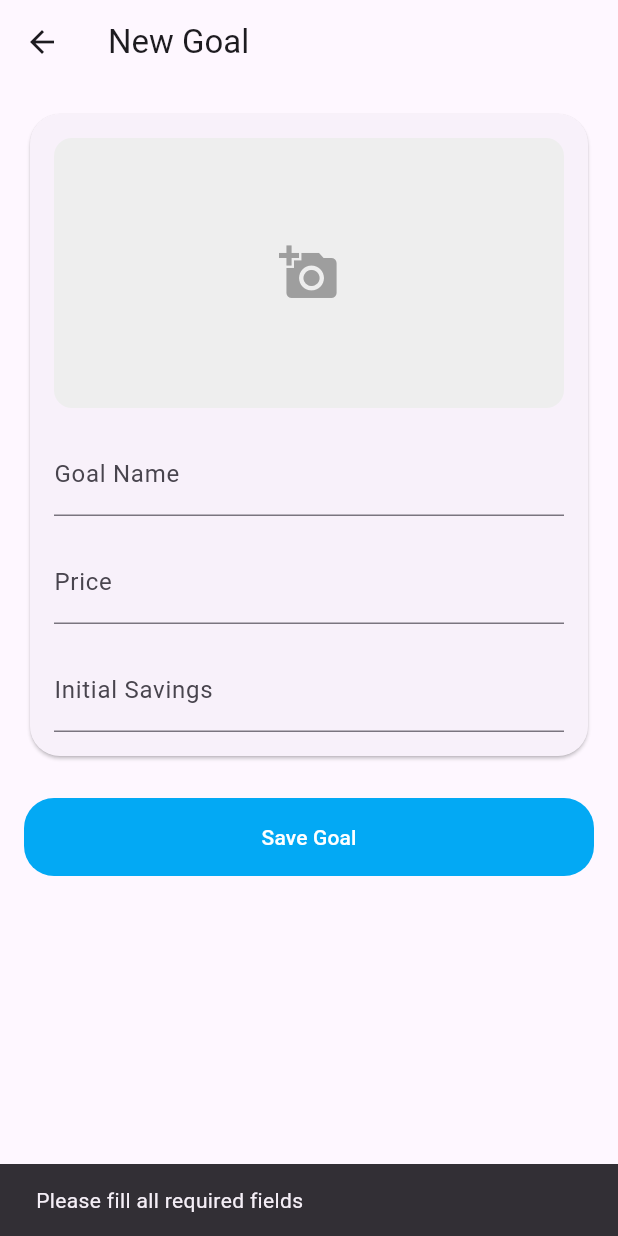
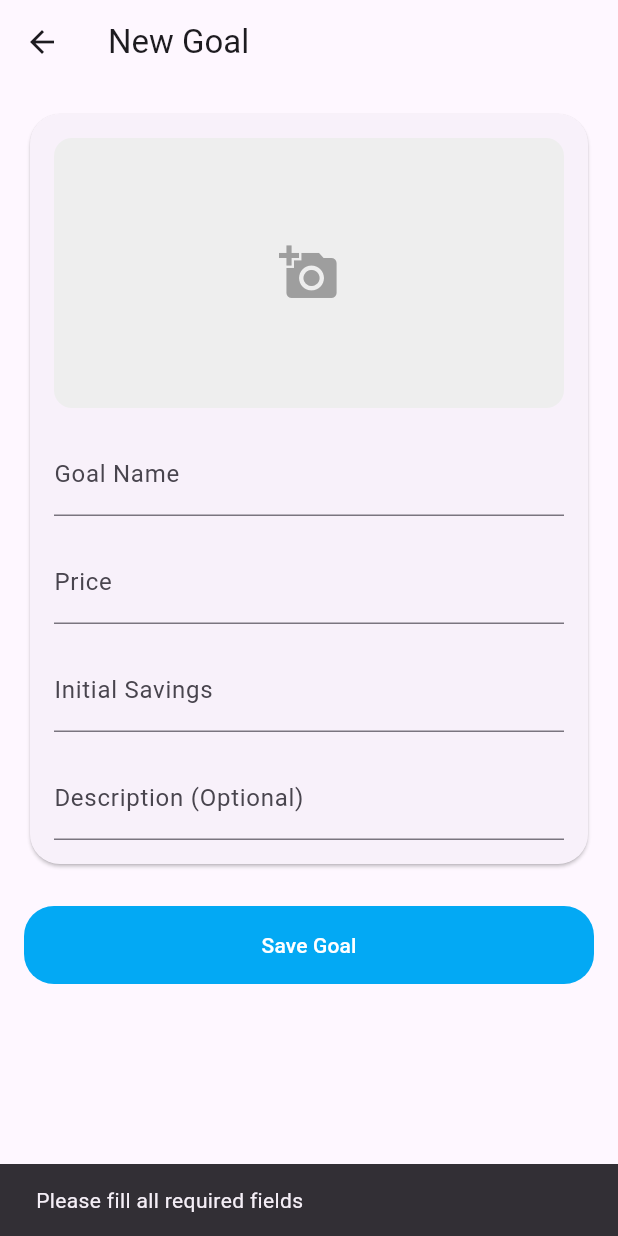
Before and after one commit to lightdarkmaster/Fundit, a Flutter app: the AddGoalPage screen opened directly, after a tap on "Save Goal", on a phone screen of 412 x 824 dp. Run offline on Flutter 3.47's test engine with Material 3 defaults, Android fonts, the phone set to English and light mode, and no system bars; our stand-ins replace fl_chart, image_picker, sqflite; accounts and stored records are empty.

Commit message:
Add Descriptions

```diff
--- a/fundit/lib/db/db_helper.dart
+++ b/fundit/lib/db/db_helper.dart
@@ -32,7 +32,8 @@ class DBHelper {
             price REAL NOT NULL,
             saved REAL NOT NULL,
             imagePath TEXT,
-            createdAt TEXT
+            createdAt TEXT,
+            description TEXT
           )
         ''');
       },
--- a/fundit/lib/models/goal_model.dart
+++ b/fundit/lib/models/goal_model.dart
@@ -5,6 +5,7 @@ class Goal {
   final double saved;
   final String? imagePath;
   final DateTime? createdAt;
+  final String? description;
 
   Goal({
     this.id,
@@ -13,6 +14,7 @@ class Goal {
     required this.saved,
     this.imagePath,
     this.createdAt,
+    this.description,
   });
 
   Map<String, dynamic> toMap() => {
@@ -22,6 +24,7 @@ class Goal {
     'saved': saved,
     'imagePath': imagePath,
     'createdAt': createdAt?.toIso8601String(),
+    'description': description,
   };
 
   factory Goal.fromMap(Map<String, dynamic> map) => Goal(
@@ -33,6 +36,7 @@ class Goal {
     createdAt: map['createdAt'] != null
         ? DateTime.parse(map['createdAt'])
         : null,
+    description: map['description'],
   );
 
   double get remaining => price - saved;
--- a/fundit/lib/pages/add_goal_page.dart
+++ b/fundit/lib/pages/add_goal_page.dart
@@ -27,6 +27,7 @@ class _AddGoalPageState extends State<AddGoalPage> {
   final String timestamp = DateFormat(
     'MMMM d, y (EEEE, hh:mma)',
   ).format(DateTime.now()).toLowerCase();
+  final descriptionController = TextEditingController();
 
   @override
   void initState() {
@@ -40,6 +41,7 @@ class _AddGoalPageState extends State<AddGoalPage> {
       if (widget.goal!.imagePath != null) {
         imageFile = File(widget.goal!.imagePath!);
       }
+      descriptionController.text = widget.goal!.description ?? '';
     }
   }
 
@@ -124,6 +126,13 @@ class _AddGoalPageState extends State<AddGoalPage> {
                           prefixText: '₱ ',
                         ),
                       ),
+                      const SizedBox(height: 16),
+                      TextField(
+                        controller: descriptionController,
+                        decoration: const InputDecoration(
+                          labelText: 'Description (Optional)',
+                        ),
+                      ),
                     ],
                   ),
                 ),
@@ -158,6 +167,9 @@ class _AddGoalPageState extends State<AddGoalPage> {
                       saved: double.tryParse(savedController.text) ?? 0,
                       imagePath: imageFile?.path,
                       createdAt: DateTime.now(),
+                      description: descriptionController.text.isNotEmpty
+                          ? descriptionController.text
+                          : null,
                     );
 
                     if (isEditing) {
```
Also changed, not shown: fundit/lib/pages/goal_detail_page.dart (+26 -0 lines).
